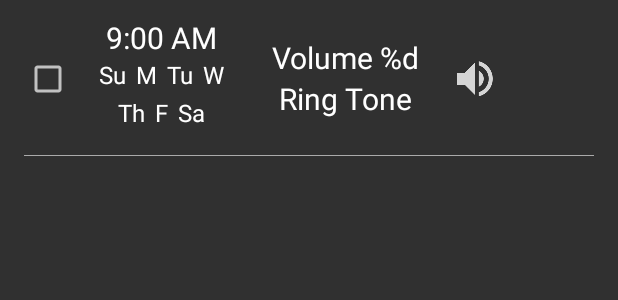
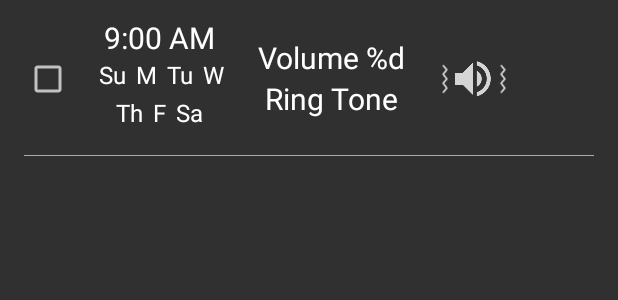
Before and after one commit to cmpickle/Volumize, an Android app: the layout item_schedule.xml on its own in the app's theme, with its tools: preview values and no code run, on a phone screen of 412 x 824 dp. Shown: the top 300 px of the screen. Run offline under Robolectric (Android 15) with nearby library versions, the phone set to English and light mode, and no system bars.

Commit message:
added support for changing volume and vibration icons on schedule view

```diff
--- a/app/src/main/res/layout/item_schedule.xml
+++ b/app/src/main/res/layout/item_schedule.xml
@@ -17,7 +17,7 @@
         android:id="@+id/days_of_week_item"
         android:layout_width="wrap_content"
         android:layout_height="wrap_content"
-        android:paddingEnd="8dp"
+        android:paddingEnd="6dp"
         android:paddingStart="8dp"
         android:layout_toEndOf="@id/checkbox_schedule_item">
 
@@ -117,10 +117,8 @@
 
     <RelativeLayout
         android:id="@+id/item_schedule_volume_layout"
-        android:layout_width="140dp"
+        android:layout_width="125dp"
         android:layout_height="wrap_content"
-        android:paddingEnd="5dp"
-        android:paddingStart="5dp"
         android:paddingTop="10dp"
         android:paddingBottom="10dp"
         android:layout_alignBottom="@id/days_of_week_item"
@@ -143,12 +141,31 @@
     </RelativeLayout>
 
     <ImageView
+        android:id="@+id/iv_start_vibrate"
+        android:layout_width="25dp"
+        android:layout_height="wrap_content"
+        android:layout_toEndOf="@id/item_schedule_volume_layout"
+        android:layout_centerVertical="true"
+        android:src="@drawable/ic_vibration"/>
+
+    <ImageView
         android:id="@+id/iv_schedule_item"
         android:layout_width="wrap_content"
         android:layout_height="wrap_content"
         android:layout_toEndOf="@id/item_schedule_volume_layout"
+        android:paddingStart="15dp"
+        android:paddingEnd="15dp"
         android:layout_centerVertical="true"
         android:src="@drawable/ic_volume"/>
+
+    <ImageView
+        android:id="@+id/iv_end_vibrate"
+        android:layout_width="25dp"
+        android:layout_height="wrap_content"
+        android:layout_toEndOf="@id/iv_start_vibrate"
+        android:layout_marginStart="13dp"
+        android:layout_centerVertical="true"
+        android:src="@drawable/ic_vibration"/>
 
     <View
         android:id="@+id/recyclerview_item_divider"
```
Also changed, not shown: app/src/main/java/com/cmpickle/volumize/view/adapter/ScheduleEventAdapter.java (+19 -0 lines), app/src/main/res/drawable-hdpi/ic_mute.png (added), app/src/main/res/drawable-hdpi/ic_vibration.png (added), app/src/main/res/drawable-mdpi/ic_mute.png (added), app/src/main/res/drawable-mdpi/ic_vibration.png (added), app/src/main/res/drawable-xhdpi/ic_mute.png (added), app/src/main/res/drawable-xhdpi/ic_vibration.png (added), app/src/main/res/drawable-xxhdpi/ic_mute.png (added), app/src/main/res/drawable-xxhdpi/ic_vibration.png (added), 2 other files.
